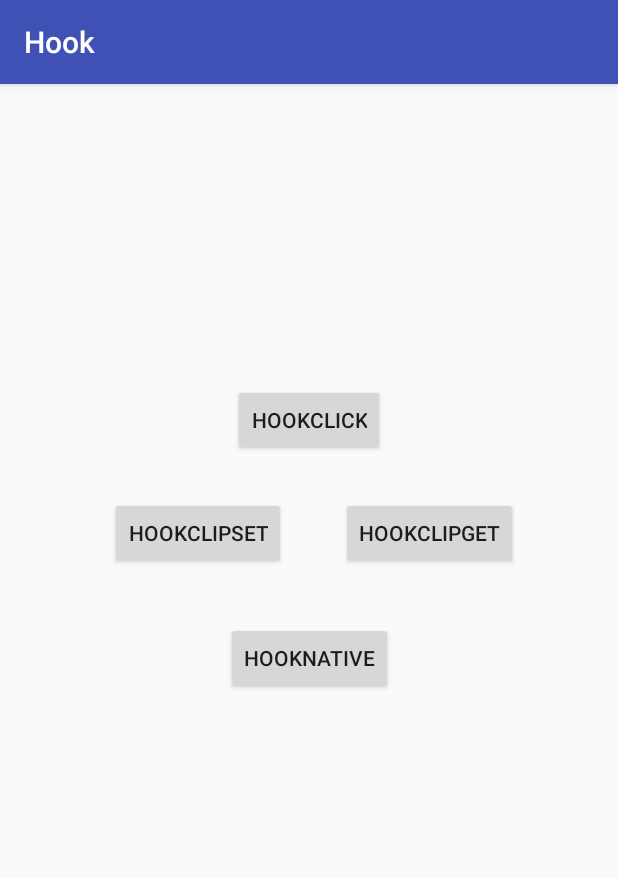
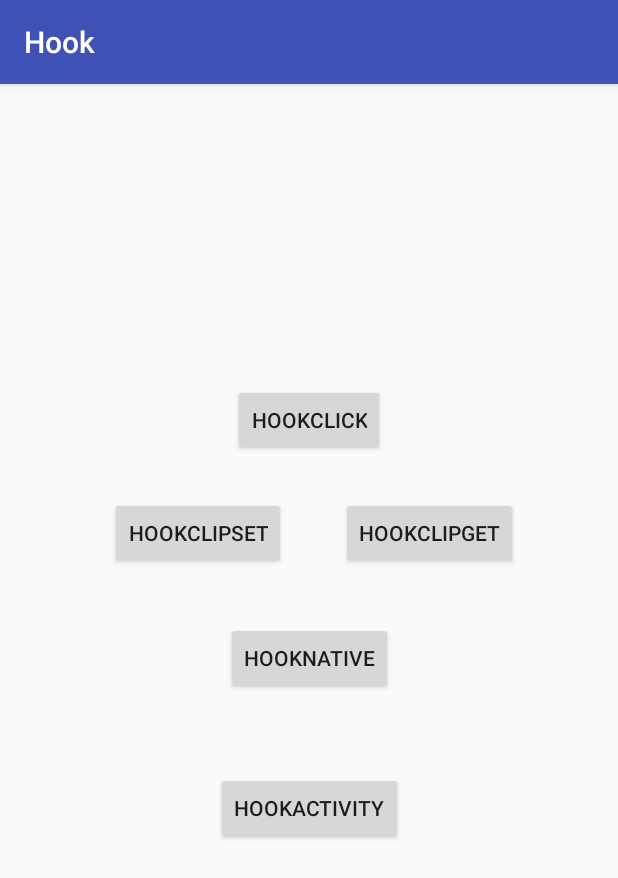
Before and after one commit to HuoJiChong/Hook, an Android app: the screen it shows after launch (MainActivity), on a phone screen of 412 x 824 dp. Shown: the top 878 px of the screen. Run offline under Robolectric (Android 15) with nearby library versions, the phone set to English and light mode, and no system bars; 1 statement that could not run was skipped.

Commit message:
hook activity

```diff
--- a/app/src/main/AndroidManifest.xml
+++ b/app/src/main/AndroidManifest.xml
@@ -17,7 +17,6 @@
             </intent-filter>
         </activity>
 
-
         <meta-data
             android:name="xposedmodule"
             android:value="true" />
@@ -30,10 +29,7 @@
             android:name="xposedminversion"
             android:value="30" />
 
+        <activity android:name=".HookActivityTest"></activity>
     </application>
 
-
-
-
-
 </manifest>
--- a/app/src/main/java/com/aly/roger/hook/HookHelper.java
+++ b/app/src/main/java/com/aly/roger/hook/HookHelper.java
@@ -1,21 +1,31 @@
 package com.aly.roger.hook;
 
+import android.app.Activity;
+import android.app.Instrumentation;
 import android.app.NotificationManager;
 import android.content.ClipData;
 import android.content.ClipboardManager;
 import android.content.Context;
+import android.content.Intent;
+import android.os.Handler;
 import android.os.IBinder;
+import android.os.Message;
 import android.util.Log;
 import android.view.View;
 
+import com.aly.roger.hook.proxy.ActivityProxyInstrumentation;
+import com.aly.roger.hook.proxy.ApplicationInstrumentation;
 import com.aly.roger.hook.proxy.ClipboardHookRemoteBinderHandler;
 import com.aly.roger.hook.proxy.HookedClickListenerProxy;
 
 import java.lang.reflect.Field;
 import java.lang.reflect.InvocationHandler;
+import java.lang.reflect.InvocationTargetException;
 import java.lang.reflect.Method;
 import java.lang.reflect.Proxy;
 import java.util.Map;
+
+import javax.xml.parsers.FactoryConfigurationError;
 
 /**
  * Hook 帮助类
@@ -182,8 +192,122 @@ public class HookHelper {
         Map<String,IBinder> sCache = (Map<String,IBinder>)sCacheField.get(null);
         sCache.put(Context.CLIPBOARD_SERVICE,hookBinder);
 
-//        Main main = new Main();
-//        main.nativeTest();
-//        main.handleLoadPackage();
     }
+
+    public static void replaceInstrumentation(Activity ac) throws Exception {
+        Class<?> k = Activity.class;
+//        通过Activity.class拿到mInstrumentation字段
+        Field field = k.getDeclaredField("mInstrumentation");
+        field.setAccessible(true);
+//        根据activity内的mInstrumentation字段，获取Instrumentation对象
+        Instrumentation instrumentation = (Instrumentation) field.get(ac);
+        Instrumentation instrumentationProxy = new ActivityProxyInstrumentation(instrumentation);
+//        进行替换
+        field.set(ac,instrumentationProxy);
+    }
+
+    public static void attachContext() throws ClassNotFoundException, NoSuchMethodException, InvocationTargetException, IllegalAccessException, NoSuchFieldException {
+        Log.i(Tag,"attachContext");
+//        获取ActivityThrea
+        Class<?> activityThreadClass = Class.forName("android.app.ActivityThread");
+        Method currentActivityThreadMethod = activityThreadClass.getDeclaredMethod("currentActivityThread");
+        currentActivityThreadMethod.setAccessible(true);
+
+        Object currentActivityThread = currentActivityThreadMethod.invoke(null);
+
+        Field mInstrumentationField = activityThreadClass.getDeclaredField("mInstrumentation");
+        mInstrumentationField.setAccessible(true);
+        Instrumentation mInstrumentation = (Instrumentation) mInstrumentationField.get(currentActivityThread);
+//创建代理对象
+        Instrumentation evilInstrumentation = new ApplicationInstrumentation(mInstrumentation);
+//替换
+        mInstrumentationField.set(currentActivityThread,evilInstrumentation);
+
+    }
+
+//    private static void hookLaunchActivity(Context context,boolean isAppCompatActivity) throws Exception {
+//        Class<?> activityThreadClass = Class.forName("android.app.ActivityThread");
+//        Field sCurrentActivityThreadField = activityThreadClass.getDeclaredField("sCurrentActivityThread");
+//        sCurrentActivityThreadField.setAccessible(true);
+//        Object sCurrentActivityThreadObj = sCurrentActivityThreadField.get(null);
+//        Field mHField = activityThreadClass.getDeclaredField("mH");
+//        mHField.setAccessible(true);
+//        Handler mH = (Handler) mHField.get(sCurrentActivityThreadObj);
+//        Field callbackField = Handler.class.getDeclaredField("mCallback");
+//        callbackField.setAccessible(true);
+//        callbackField.set(mH,new ActivityThreadHandlerCallBack(context,isAppCompatActivity));
+//    }
+
+//    public static class ActivityThreadHandlerCallBack implements Handler.Callback{
+//
+//        private final boolean mIsAppCompatActivity;
+//        private final Context mContext;
+//        public ActivityThreadHandlerCallBack(Context context, boolean isAppCompatActivity) {
+//            mContext = context;
+//            mIsAppCompatActivity = isAppCompatActivity;
+//        }
+//
+//        @Override
+//        public boolean handleMessage(Message message) {
+//            int LAUNCH_ACTIVITY = 0;
+//            try {
+//                Class<?> clazz = Class.forName("android.app.ActivityThread$H");
+//                Field field = clazz.getField("LAUNCH_ACTIVITY");
+//                LAUNCH_ACTIVITY = field.getInt(null);
+//            } catch (Exception e) {
+//                e.printStackTrace();
+//            }
+//            if (message.what == LAUNCH_ACTIVITY){
+//                handleLaunchActivity(mContext,message,mIsAppCompatActivity);
+//            }
+//            return false;
+//        }
+//    }
+
+//    private static void handleLaunchActivity(Context context,Message msg,boolean isAppCompatActivity){
+//
+//        try {
+//            Object obj = msg.obj;
+//            Field intentField = obj.getClass().getDeclaredField("intent");
+//            intentField.setAccessible(true);
+//            Intent proxyIntent = (Intent)intentField.get(obj);
+//
+//            Intent originallyIntent = proxyIntent.getParcelableExtra(ORIGINALLY_INTENT);
+//            if (originallyIntent == null){
+//                return;
+//            }
+//            proxyIntent.setComponent(originallyIntent.getComponent());
+//
+//            Log.e(Tag,"handleLaunchActivity"+originallyIntent.getComponent().getClassName());
+//
+//            if (!isAppCompatActivity){
+//                return;
+//            }
+//            hookPM(context);
+//        } catch (Exception e) {
+//            e.printStackTrace();
+//        }
+//
+//    }
+//
+//    private static void hookPM(Context context) throws Exception {
+//        String pmName = getPMName(context);
+//        String hostClzName = getHostClzName(context,pmName);
+//
+//        Class<?> forName = Class.forName("android.app.ActivityThread");
+//        Field field = forName.getDeclaredField("sCurrentActivityThread");
+//        field.setAccessible(true);
+//        Object activityThread = field.get(null);
+//        Method getPackageManager = activityThread.getClass().getDeclaredMethod("getPackageManager");
+//        Object iPackageManager = getPackageManager.invoke(activityThread);
+//
+//        PackageManagerHandler handler = new PackageManagerHandler(iPackageManager,pmName,hostClzName);
+//
+//        Class<?> iPackageManagerIntercept = Class.forName("android.content.pm.IPackageManager");
+//        Object proxy = Proxy.newProxyInstance(Thread.currentThread().getContextClassLoader(),new Class<?>[]{iPackageManagerIntercept},handler);
+//        Field iPackageManagerField = activityThread.getClass().getDeclaredField("sPackageManager");
+//        iPackageManagerField.setAccessible(true);
+//        iPackageManagerField.set(activityThread,proxy);
+//
+//    }
 }
--- a/app/src/main/java/com/aly/roger/hook/MainActivity.java
+++ b/app/src/main/java/com/aly/roger/hook/MainActivity.java
@@ -5,6 +5,7 @@ import android.app.NotificationManager;
 import android.content.ClipData;
 import android.content.ClipboardManager;
 import android.content.Context;
+import android.content.Intent;
 import android.graphics.BitmapFactory;
 import android.os.Bundle;
 import android.support.v4.app.NotificationCompat;
@@ -49,19 +50,30 @@ public class MainActivity extends AppCompatActivity implements View.OnClickListe
             }
         });
 
+        Button button_hookActivity = findViewById(R.id.button_hookActivity);
+        button_hookActivity.setOnClickListener(new View.OnClickListener() {
+            @Override
+            public void onClick(View view) {
+                Intent intent = new Intent(getApplicationContext(),HookActivityTest.class);
+                intent.addFlags(Intent.FLAG_ACTIVITY_NEW_TASK);
+                getApplicationContext().startActivity(intent);
+            }
+        });
+
         try {
             HookHelper.hookOnClickListener(button_hook);
             HookHelper.hookNotificationManager(this);
 //            HookHelper.hookClipboardManager(this);
             HookHelper.hookClipboardService();
 
-
-//            JNI.nativeTest();
-            nativeActivityTest();
+//            HookHelper.replaceInstrumentation(this);
+            HookHelper.attachContext();
 
         } catch (Exception e) {
             e.printStackTrace();
         }
+
+
     }
 
     @Override
--- /dev/null
+++ b/app/src/main/java/com/aly/roger/hook/proxy/ApplicationInstrumentation.java
@@ -0,0 +1,32 @@
+package com.aly.roger.hook.proxy;
+
+import android.app.Activity;
+import android.app.Instrumentation;
+import android.content.Context;
+import android.content.Intent;
+import android.os.Bundle;
+import android.os.IBinder;
+import android.util.Log;
+
+import java.lang.reflect.Method;
+
+public class ApplicationInstrumentation extends Instrumentation {
+    private static final String TAG = "ApplicationInstr";
+    Instrumentation mBase;
+    public ApplicationInstrumentation(Instrumentation mInstrumentation) {
+        mBase = mInstrumentation;
+    }
+
+    public ActivityResult execStartActivity(Context who, IBinder contextThread, IBinder token, Activity target,
+                                            Intent intent, int requestCode, Bundle options){
+        Log.e(TAG,"startActivity,参数如下："+"who:["+who+"],ContextThread:["+contextThread+"],Token:["+token+"]");
+        Method execStartActivity = null;
+        try {
+            execStartActivity = Instrumentation.class.getDeclaredMethod("execStartActivity",Context.class,IBinder.class,IBinder.class,Activity.class,Intent.class,int.class,Bundle.class);
+            execStartActivity.setAccessible(true);
+            return (ActivityResult) execStartActivity.invoke(mBase,who,contextThread,token,target,intent,requestCode,options);
+        } catch (Exception e) {
+           throw new RuntimeException("do not support!!! ");
+        }
+    }
+}
--- a/app/src/main/res/layout/activity_main.xml
+++ b/app/src/main/res/layout/activity_main.xml
@@ -54,4 +54,15 @@
         app:layout_constraintTop_toTopOf="parent"
         app:layout_constraintVertical_bias="0.498" />
 
+    <Button
+        android:id="@+id/button_hookActivity"
+        android:layout_width="wrap_content"
+        android:layout_height="wrap_content"
+        android:text="HookActivity"
+        app:layout_constraintBottom_toBottomOf="parent"
+        app:layout_constraintLeft_toLeftOf="parent"
+        app:layout_constraintRight_toRightOf="parent"
+        app:layout_constraintTop_toTopOf="parent"
+        app:layout_constraintVertical_bias="0.637" />
+
 </android.support.constraint.ConstraintLayout>
```
Also changed, not shown: app/build.gradle (+9 -8 lines), app/src/main/java/com/aly/roger/hook/HookActivityTest.java (added, +13 -0 lines), app/src/main/java/com/aly/roger/hook/proxy/ActivityProxyInstrumentation.java (added, +35 -0 lines), app/src/main/res/layout/activity_hook_test.xml (added, +9 -0 lines).
